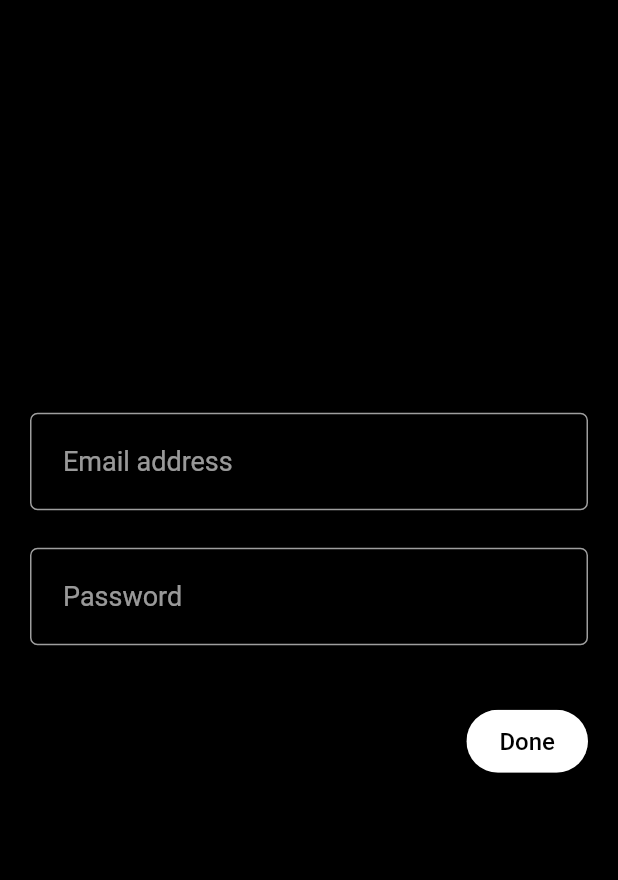
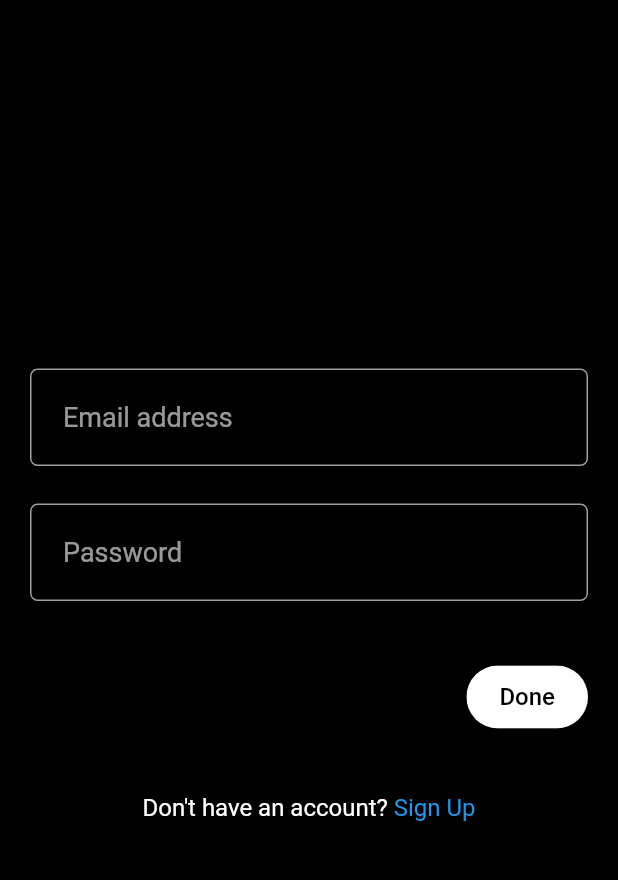
Before and after one commit to Utkarsh4517/Twitter-Clone, a Flutter app: the screen it shows after launch, on a phone screen of 412 x 824 dp, the part 65-945 px from its top. Run offline on Flutter 3.47's test engine with Material 2 defaults, Android fonts, the phone set to English and light mode, and no system bars; our stand-ins replace flutter_svg.

Commit message:
created login view

```diff
--- a/lib/features/auth/view/login_view.dart
+++ b/lib/features/auth/view/login_view.dart
@@ -1,3 +1,4 @@
+import 'package:flutter/gestures.dart';
 import 'package:flutter/material.dart';
 import 'package:twitter_clone/common/rounded_small_button.dart';
 import 'package:twitter_clone/constants/ui_constants.dart';
@@ -54,7 +55,30 @@ class _LoginViewState extends State<LoginView> {
                     label: 'Done',
                   ),
                 ),
+                const SizedBox(
+                  height: 40,
+                ),
                 //textspan
+                RichText(
+                  text:  TextSpan(
+                    text: "Don't have an account?",
+                    style: const TextStyle(
+                      fontSize: 16,
+                    ),
+                    children: [
+                      TextSpan(
+                        text: " Sign Up",
+                        style: const TextStyle(
+                          color: Pallete.blueColor,
+                          fontSize: 16,
+                        ),
+                        recognizer: TapGestureRecognizer()..onTap = () {
+
+                        }
+                      ),
+                    ],
+                  ),
+                ),
               ],
             ),
           ),
```
